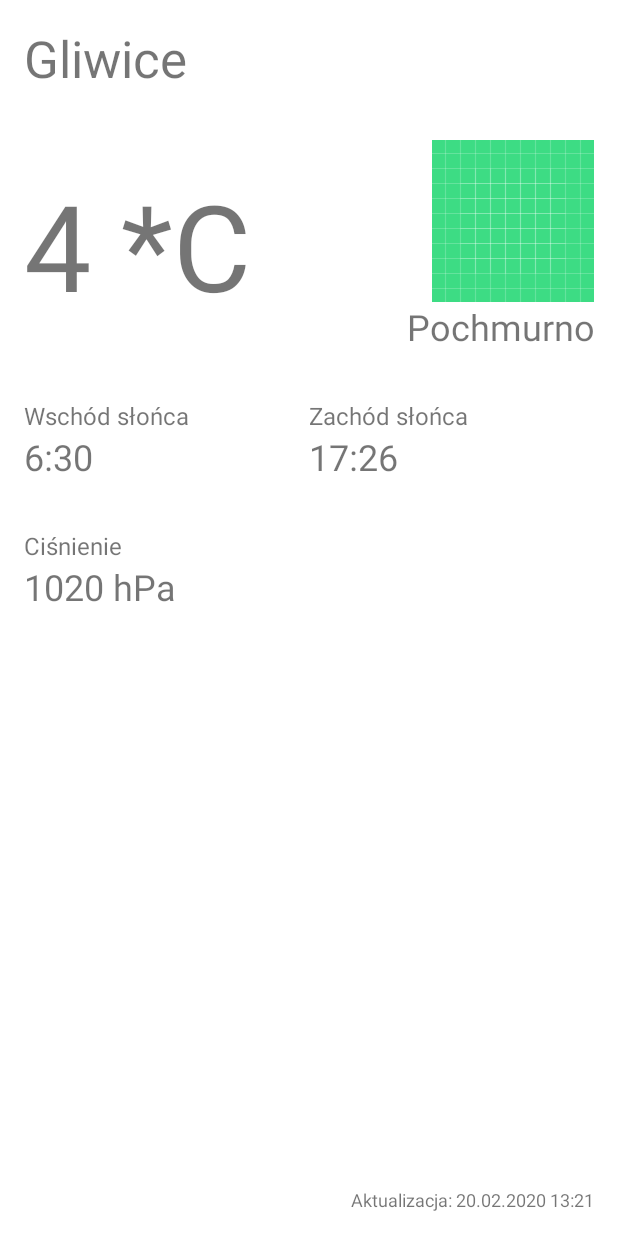
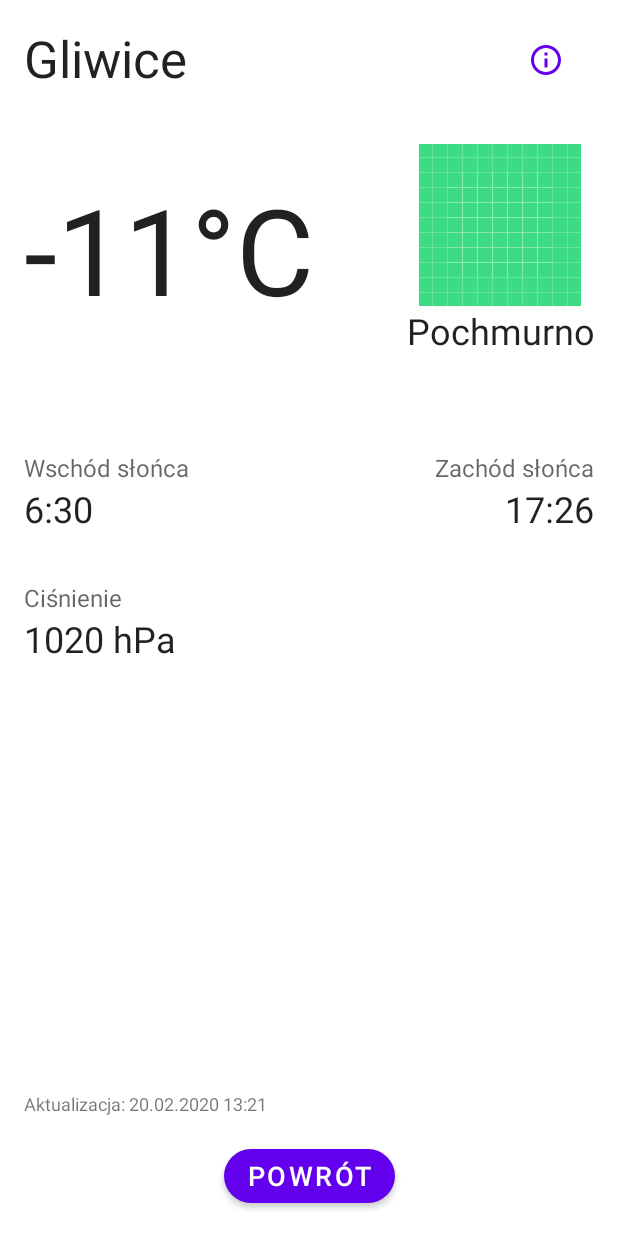
Before and after one commit to hwawrzacz/weatherapp, an Android app: the fragment DetailsFragment placed in its activity, on a phone screen of 412 x 824 dp. Run offline under Robolectric (Android 15) with nearby library versions, the phone set to English and light mode, and no system bars.

Commit message:
Add basic navigation and layout improvements

```diff
--- a/app/src/main/java/com/wawrzacz/weather/view/details/DetailsFragment.kt
+++ b/app/src/main/java/com/wawrzacz/weather/view/details/DetailsFragment.kt
@@ -4,11 +4,16 @@ import android.os.Bundle
 import android.view.LayoutInflater
 import android.view.View
 import android.view.ViewGroup
+import androidx.appcompat.widget.TooltipCompat
 import androidx.fragment.app.Fragment
 import com.wawrzacz.weather.R
-import kotlinx.android.synthetic.main.activity_main.view.*
+import com.wawrzacz.weather.navigation.MyFragmentManager
+import kotlinx.android.synthetic.main.fragment_details.view.*
 
 class DetailsFragment: Fragment() {
+    private val myFragmentManager = MyFragmentManager
+    lateinit var lastUpdateTime: String
+
     override fun onCreateView(
         inflater: LayoutInflater,
         container: ViewGroup?,
@@ -16,6 +21,18 @@ class DetailsFragment: Fragment() {
     ): View? {
         val view = inflater.inflate(R.layout.fragment_details, container, false)
 
+        val infoButton = view.info_button
+        val backButton = view.back_button
+
+        lastUpdateTime = "20.01.2020"
+        infoButton.setOnClickListener {
+            TooltipCompat.setTooltipText(it, "Ostatnia aktualiacja: $lastUpdateTime")
+        }
+
+        backButton.setOnClickListener {
+            activity?.onBackPressed()
+        }
+
         return view
     }
 }
--- a/app/src/main/java/com/wawrzacz/weather/view/home/HomeScreen.kt
+++ b/app/src/main/java/com/wawrzacz/weather/view/home/HomeScreen.kt
@@ -10,6 +10,7 @@ import android.widget.Toast
 import androidx.fragment.app.Fragment
 import com.google.android.material.button.MaterialButton
 import com.google.android.material.textfield.TextInputEditText
+import com.google.android.material.textfield.TextInputLayout
 import com.wawrzacz.weather.R
 import com.wawrzacz.weather.navigation.MyFragmentManager
 import com.wawrzacz.weather.view.details.DetailsFragment
@@ -17,6 +18,7 @@ import kotlinx.android.synthetic.main.fragment_home_page.view.*
 
 class HomeScreen: Fragment() {
     lateinit var searchButton: MaterialButton
+    lateinit var cityNameInputLayout: TextInputLayout
     lateinit var cityNameInput: TextInputEditText
 
     override fun onCreateView(
@@ -28,6 +30,7 @@ class HomeScreen: Fragment() {
 
         // Initialize fields from view
         searchButton = view.search_button
+        cityNameInputLayout = view.input_layout
         cityNameInput = view.city_name_input
 
         // Add listeners
@@ -42,22 +45,38 @@ class HomeScreen: Fragment() {
 
     private fun onSearch() {
         // ValidateInput
-        hideKeyboard(searchButton)
+        if (isInputValid()) {
+            cleanError()
+            enableLoadingAnimation()
+            hideKeyboard(searchButton)
 
-        val cityName = this.cityNameInput.text.toString()
+            // Make API call
 
-        if (cityName.isNullOrBlank()) {
-            // TODO: Show proper error below input
-            makeToastLong("Pusta nazwa")
-        } else {
-            makeToastLong(cityName)
-
+            // If API answer is correct, then open fragment with weather details
             val detailsFragment = DetailsFragment()
             MyFragmentManager.replaceWithSubFragment(detailsFragment)
         }
+        else {
+            showError("Pole nie może być puste")
+//            showError(R.string.error_input_cannot_be_empty)
+        }
 
-        // Make API call
-        // If API answer is correct, then open fragment with weather details
+    }
+
+    private fun isInputValid(): Boolean {
+        return !cityNameInput.text.isNullOrBlank()
+    }
+
+    private fun showError(errorMessage: String) {
+        cityNameInputLayout.error = errorMessage
+    }
+
+    private fun cleanError() {
+        cityNameInputLayout.error = null
+    }
+
+    private fun enableLoadingAnimation() {
+        // TODO: Set loading icon on button
     }
 
     private fun hideKeyboard(view: View) {
--- /dev/null
+++ b/app/src/main/res/drawable-v24/outline_info_24.xml
@@ -0,0 +1,10 @@
+<vector xmlns:android="http://schemas.android.com/apk/res/android"
+    android:width="24dp"
+    android:height="24dp"
+    android:viewportWidth="24"
+    android:viewportHeight="24"
+    android:tint="?attr/colorControlNormal">
+  <path
+      android:fillColor="@android:color/white"
+      android:pathData="M11,7h2v2h-2zM11,11h2v6h-2zM12,2C6.48,2 2,6.48 2,12s4.48,10 10,10 10,-4.48 10,-10S17.52,2 12,2zM12,20c-4.41,0 -8,-3.59 -8,-8s3.59,-8 8,-8 8,3.59 8,8 -3.59,8 -8,8z"/>
+</vector>
--- a/app/src/main/res/layout/fragment_details.xml
+++ b/app/src/main/res/layout/fragment_details.xml
@@ -7,20 +7,39 @@
     android:layout_height="match_parent"
     android:padding="16dp">
 
+    <LinearLayout
+        android:id="@+id/city_name_wrapper"
+        android:layout_width="match_parent"
+        android:layout_height="wrap_content"
+        android:orientation="horizontal"
+        app:layout_constraintBottom_toBottomOf="parent"
+        app:layout_constraintEnd_toEndOf="parent"
+        app:layout_constraintStart_toStartOf="parent"
+        app:layout_constraintTop_toTopOf="parent"
+        app:layout_constraintVertical_bias="0.0">
 
         <TextView
-            android:id="@+id/city_name_steady"
-            android:layout_width="match_parent"
+            android:id="@+id/city_name"
+            android:layout_width="0dp"
             android:layout_height="wrap_content"
+            android:layout_weight="5"
             android:text="Gliwice"
             android:textSize="@dimen/text_header"
+            android:textColor="@color/text_high_emph" />
 
-            app:layout_constraintBottom_toBottomOf="parent"
-            app:layout_constraintEnd_toEndOf="parent"
-            app:layout_constraintHorizontal_bias="0.0"
-            app:layout_constraintStart_toStartOf="parent"
-            app:layout_constraintTop_toTopOf="parent"
-            app:layout_constraintVertical_bias="0.0" />
+        <com.google.android.material.button.MaterialButton
+            android:id="@+id/info_button"
+            android:layout_width="0dp"
+            android:layout_weight="1"
+            android:layout_height="wrap_content"
+            app:icon="@drawable/outline_info_24"
+            android:layout_gravity="center"
+            app:iconGravity="textStart"
+            app:iconPadding="0dp"
+            app:cornerRadius="@dimen/button_corner_radius"
+            android:drawableTint="@color/colorAccent"
+            style="@style/Widget.MaterialComponents.Button.TextButton.Icon" />
+    </LinearLayout>
 
     <LinearLayout
         android:id="@+id/conditions_wrapper"
@@ -28,20 +47,29 @@
         android:layout_height="wrap_content"
         android:layout_marginTop="32dp"
         app:layout_constraintBottom_toBottomOf="parent"
-        app:layout_constraintEnd_toEndOf="@+id/city_name_steady"
+        app:layout_constraintEnd_toEndOf="@+id/city_name_wrapper"
         app:layout_constraintHorizontal_bias="0.0"
-        app:layout_constraintStart_toStartOf="@+id/city_name_steady"
-        app:layout_constraintTop_toBottomOf="@+id/city_name_steady"
+        app:layout_constraintStart_toStartOf="@+id/city_name_wrapper"
+        app:layout_constraintTop_toBottomOf="@+id/city_name_wrapper"
         app:layout_constraintVertical_bias="0.0">
 
         <TextView
             android:id="@+id/temperature"
+            android:layout_width="wrap_content"
+            android:layout_height="match_parent"
+            android:gravity="center_vertical"
+            android:text="-11"
+            android:textSize="@dimen/text_temperature"
+            android:textColor="@color/text_high_emph" />
+
+        <TextView
             android:layout_width="0dp"
             android:layout_height="match_parent"
             android:layout_weight="1"
             android:gravity="center_vertical"
-            android:text="4 *C"
-            android:textSize="@dimen/text_temperature" />
+            android:text="°C"
+            android:textSize="@dimen/text_temperature"
+            android:textColor="@color/text_high_emph" />
 
         <LinearLayout
             android:layout_width="wrap_content"
@@ -53,6 +81,7 @@
                 android:id="@+id/weather_icon"
                 android:layout_width="wrap_content"
                 android:layout_height="wrap_content"
+                android:layout_gravity="center"
                 app:srcCompat="@drawable/ic_launcher_background" />
 
             <TextView
@@ -60,6 +89,7 @@
                 android:layout_width="wrap_content"
                 android:layout_height="wrap_content"
                 android:text="Pochmurno"
+                android:textColor="@color/text_high_emph"
                 android:textSize="@dimen/text_value"
                 android:textAlignment="center" />
 
@@ -70,7 +100,7 @@
         android:id="@+id/sun_wrapper"
         android:layout_width="match_parent"
         android:layout_height="wrap_content"
-        android:layout_marginTop="32dp"
+        android:layout_marginTop="64dp"
         app:layout_constraintBottom_toBottomOf="parent"
         app:layout_constraintEnd_toEndOf="@+id/conditions_wrapper"
         app:layout_constraintStart_toStartOf="@+id/conditions_wrapper"
@@ -88,16 +118,18 @@
                 android:layout_width="match_parent"
                 android:layout_height="wrap_content"
                 android:text="@string/label_sunrise"
-                android:textSize="@dimen/text_label"
-                android:textAlignment="textStart" />
+                android:textAlignment="textStart"
+                android:textColor="@color/text_helper_emp"
+                android:textSize="@dimen/text_label" />
 
             <TextView
                 android:id="@+id/sunrise_hour"
                 android:layout_width="match_parent"
                 android:layout_height="wrap_content"
                 android:text="6:30"
-                android:textSize="@dimen/text_value"
-                android:textAlignment="textStart" />
+                android:textAlignment="textStart"
+                android:textColor="@color/text_high_emph"
+                android:textSize="@dimen/text_value" />
         </LinearLayout>
 
         <LinearLayout
@@ -111,16 +143,18 @@
                 android:layout_width="match_parent"
                 android:layout_height="wrap_content"
                 android:text="@string/label_sunset"
-                android:textSize="@dimen/text_label"
-                android:textAlignment="textStart" />
+                android:textAlignment="textEnd"
+                android:textColor="@color/text_helper_emp"
+                android:textSize="@dimen/text_label" />
 
             <TextView
                 android:id="@+id/sunset_hour"
                 android:layout_width="match_parent"
                 android:layout_height="wrap_content"
                 android:text="17:26"
-                android:textSize="@dimen/text_value"
-                android:textAlignment="textStart" />
+                android:textAlignment="textEnd"
+                android:textColor="@color/text_high_emph"
+                android:textSize="@dimen/text_value" />
 
         </LinearLayout>
     </LinearLayout>
@@ -132,6 +166,7 @@
         android:layout_marginTop="32dp"
         android:text="@string/label_pressure"
         android:textSize="@dimen/text_label"
+        android:textColor="@color/text_helper_emp"
         app:layout_constraintBottom_toBottomOf="parent"
         app:layout_constraintEnd_toEndOf="parent"
         app:layout_constraintHorizontal_bias="0.0"
@@ -144,8 +179,9 @@
         android:layout_width="wrap_content"
         android:layout_height="wrap_content"
         android:gravity="center_vertical"
+        android:text="1020 hPa"
         android:textSize="@dimen/text_value"
-        android:text="1020 hPa"
+        android:textColor="@color/text_high_emph"
         app:layout_constraintBottom_toBottomOf="parent"
         app:layout_constraintEnd_toEndOf="@+id/sun_wrapper"
         app:layout_constraintHorizontal_bias="0.0"
@@ -154,18 +190,32 @@
         app:layout_constraintVertical_bias="0.0" />
 
     <TextView
-        android:id="@+id/update"
+        android:id="@+id/update_time"
         android:layout_width="wrap_content"
         android:layout_height="wrap_content"
         android:layout_marginTop="16dp"
+        android:layout_marginBottom="16dp"
+
         android:text="Aktualizacja: 20.02.2020 13:21"
-
         android:textSize="12sp"
-        app:layout_constraintBottom_toBottomOf="parent"
+        app:layout_constraintBottom_toTopOf="@+id/back_button"
         app:layout_constraintEnd_toEndOf="parent"
-        app:layout_constraintHorizontal_bias="1.0"
+        app:layout_constraintHorizontal_bias="0.0"
         app:layout_constraintStart_toStartOf="@+id/pressure"
         app:layout_constraintTop_toBottomOf="@+id/pressure"
         app:layout_constraintVertical_bias="1.0" />
 
+    <com.google.android.material.button.MaterialButton
+        android:id="@+id/back_button"
+        android:layout_width="wrap_content"
+        android:layout_height="wrap_content"
+        android:text="@string/btn_back"
+        android:textSize="@dimen/text_normal"
+        app:cornerRadius="@dimen/button_corner_radius"
+        app:layout_constraintBottom_toBottomOf="parent"
+        app:layout_constraintEnd_toEndOf="parent"
+        app:layout_constraintStart_toStartOf="parent"
+        app:layout_constraintTop_toTopOf="parent"
+        app:layout_constraintVertical_bias="1.0" />
+
 </androidx.constraintlayout.widget.ConstraintLayout>
--- a/app/src/main/res/layout/fragment_home_page.xml
+++ b/app/src/main/res/layout/fragment_home_page.xml
@@ -38,7 +38,6 @@
         android:id="@+id/materialTextView2"
         android:layout_width="wrap_content"
         android:layout_height="wrap_content"
-        android:layout_marginTop="8dp"
         android:text="i sprawdź aktualną pogodę"
         android:textSize="@dimen/text_big"
         app:layout_constraintBottom_toBottomOf="parent"
@@ -49,7 +48,7 @@
         app:layout_constraintHorizontal_bias="0.0"/>
 
     <com.google.android.material.textfield.TextInputLayout
-        android:id="@+id/textInputLayout"
+        android:id="@+id/input_layout"
         android:layout_width="match_parent"
         android:layout_height="wrap_content"
         android:hint="Miasto"
@@ -58,8 +57,10 @@
         app:boxCornerRadiusBottomStart="@dimen/input_radius"
         app:boxCornerRadiusTopEnd="@dimen/input_radius"
         app:boxCornerRadiusTopStart="@dimen/input_radius"
-        style="@style/Widget.MaterialComponents.TextInputLayout.OutlinedBox.Dense"
+        style="@style/Widget.MaterialComponents.TextInputLayout.OutlinedBox"
+        app:startIconDrawable="@drawable/round_search_24"
 
+        app:errorEnabled="true"
 
         app:layout_constraintBottom_toBottomOf="parent"
         app:layout_constraintEnd_toEndOf="parent"
@@ -87,9 +88,9 @@
         app:cornerRadius="@dimen/button_corner_radius"
 
         app:layout_constraintBottom_toBottomOf="parent"
-        app:layout_constraintEnd_toEndOf="@+id/textInputLayout"
-        app:layout_constraintStart_toStartOf="@+id/textInputLayout"
-        app:layout_constraintTop_toBottomOf="@+id/textInputLayout"
+        app:layout_constraintEnd_toEndOf="@+id/input_layout"
+        app:layout_constraintStart_toStartOf="@+id/input_layout"
+        app:layout_constraintTop_toBottomOf="@+id/input_layout"
         app:layout_constraintVertical_bias="0.0" />
 
 
--- a/app/src/main/res/values/colors.xml
+++ b/app/src/main/res/values/colors.xml
@@ -3,4 +3,9 @@
     <color name="colorPrimary">#6200EE</color>
     <color name="colorPrimaryDark">#3700B3</color>
     <color name="colorAccent">#03DAC5</color>
+
+    <color name="text_high_emph">#DE000000</color>
+    <color name="text_helper_emp">#99000000</color>
+    <color name="text_disabled">#61000000</color>
+    <color name="text_error">#FFB00020</color>
 </resources>
--- a/app/src/main/res/values/strings.xml
+++ b/app/src/main/res/values/strings.xml
@@ -4,6 +4,7 @@
     <!-- Buttons -->
     <string name="btn_check">Sprawdź</string>
     <string name="btn_close">Zamknij</string>
+    <string name="btn_back">Powrót</string>
 
     <string name="header_main">Sprawdź pogodę w swoim mieście</string>
     <string name="placeholder_search">np. Gliwice</string>
@@ -15,4 +16,7 @@
     <string name="label_sunset">Zachód słońca</string>
     <string name="label_update">Aktualizacja</string>
 
+    <!-- Errors -->
+    <string name="error_input_cannot_be_empty">Pole nie może być puste</string>
+
 </resources>
```
